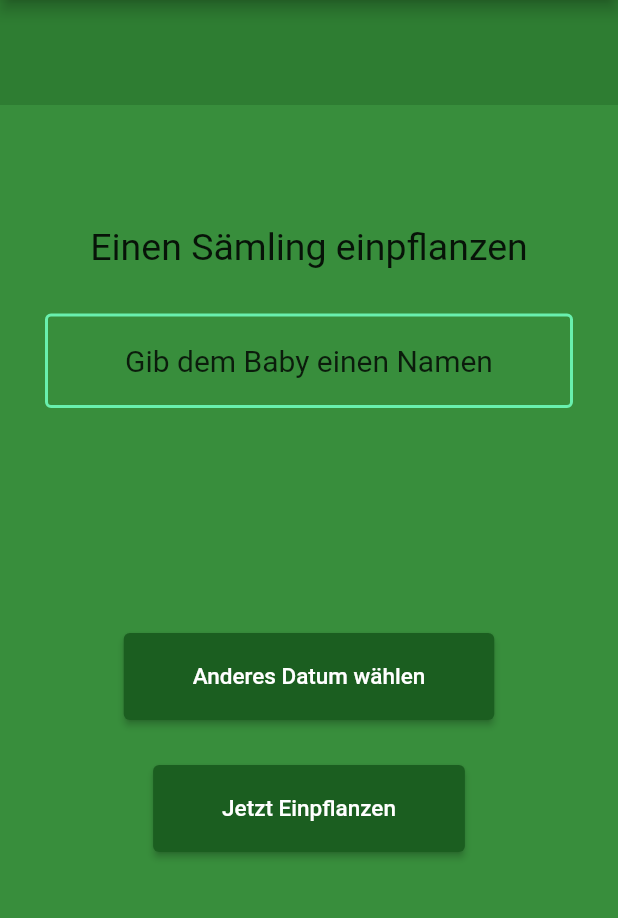
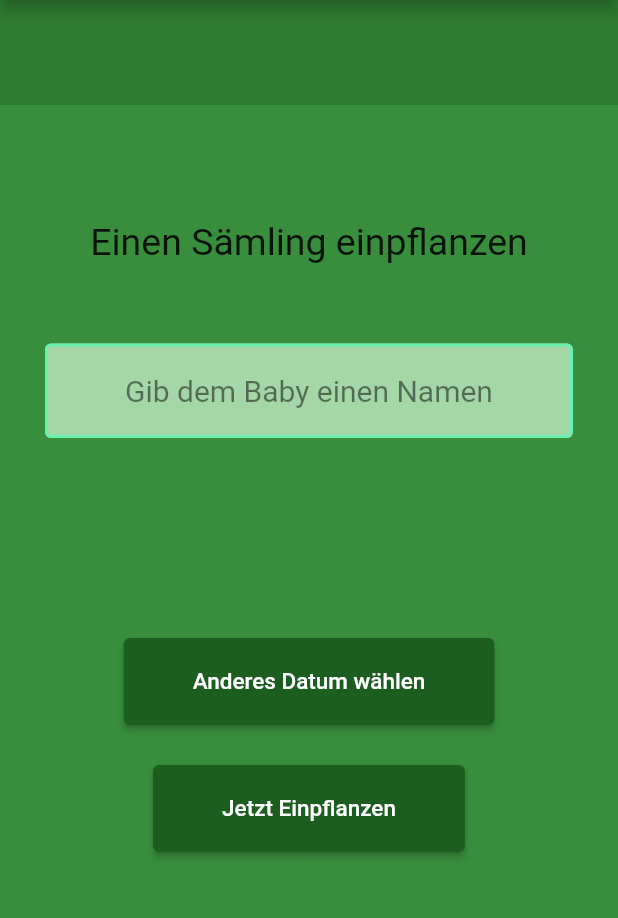
Before and after one commit to Haering97/Pleek, a Flutter app: the screen it shows after launch, after a tap on the "add" icon, on a phone screen of 412 x 824 dp, the part 84-1002 px from its top. Run offline on Flutter 3.47's test engine with Material 2 defaults, Android fonts, the phone set to English and light mode, and no system bars; our stand-ins replace shared_preferences.

Commit message:
change Styling and some other Stuff

```diff
--- a/lib/changeEntryModal.dart
+++ b/lib/changeEntryModal.dart
@@ -109,7 +109,7 @@ class _changeEntryModalState extends State<changeEntryModal> {
                             child: Container(
                                 margin:
                                     const EdgeInsets.fromLTRB(15, 10, 15, 10),
-                                child: const Text("Element löschen",
+                                child: const Text("Absäbeln",
                                     textAlign: TextAlign.center,
                                     style: TextStyle(fontSize: 14))),
                             style: ButtonStyle(
--- a/lib/createEntry.dart
+++ b/lib/createEntry.dart
@@ -60,11 +60,13 @@ class _CreateEntryState extends State<CreateEntry> {
                   style: TextStyle(fontSize: 25),
                   textAlign: TextAlign.center,
                 ),
-                const Spacer(flex: 1),
+                const Spacer(flex: 2),
                 TextField(
                   textAlign: TextAlign.center,
                   controller: textController,
                   decoration: const InputDecoration(
+                    filled: true,
+                    fillColor: Color(0xFFA5D6A7),
                       border: OutlineInputBorder(),
                       enabledBorder: OutlineInputBorder(
                         borderSide:
@@ -72,7 +74,7 @@ class _CreateEntryState extends State<CreateEntry> {
                       ),
                       hintText: 'Gib dem Baby einen Namen',
                       hintStyle: TextStyle(
-                          color: Color.fromRGBO(0, 0, 0, 0.8), fontSize: 20)),
+                          color: Color.fromRGBO(0, 0, 0, 0.5), fontSize: 20)),
                 ),
                 const Spacer(
                   flex: 5,
--- a/lib/main.dart
+++ b/lib/main.dart
@@ -200,8 +200,8 @@ class _MyHomePageState extends State<MyHomePage> {
       body: Container(
         color: Colors.green.shade800,
         child: Container(
-          margin: EdgeInsets.fromLTRB(0, 70, 0, 90),
-          padding: EdgeInsets.fromLTRB(0, 50, 0, 50),
+          margin: const EdgeInsets.fromLTRB(0, 70, 0, 90),
+          padding: const EdgeInsets.fromLTRB(0, 50, 0, 50),
           color: Colors.green.shade700,
           height: double.infinity,
           child: Column(
--- a/lib/plantList.dart
+++ b/lib/plantList.dart
@@ -25,6 +25,11 @@ class _PlantListState extends State<PlantList> {
   @override
   Widget build(BuildContext context) {
     return Expanded(
+      child: Theme(
+        data: Theme.of(context).copyWith(
+          canvasColor: Colors.greenAccent.withOpacity(0.1),
+          shadowColor: Colors.transparent,
+        ),
         child: ReorderableListView(
             children: widget.plants
                 .map((item) => PlantCard(
@@ -44,7 +49,8 @@ class _PlantListState extends State<PlantList> {
                 final element = widget.plants.removeAt(oldIndex);
                 widget.plants.insert(newIndex, element);
               });
-          }),
+            },),
+      ),
     );
   }
 }
```
Also changed, not shown: lib/plant.dart (+18 -16 lines). Lines whose indentation alone changed are shown as unchanged.
